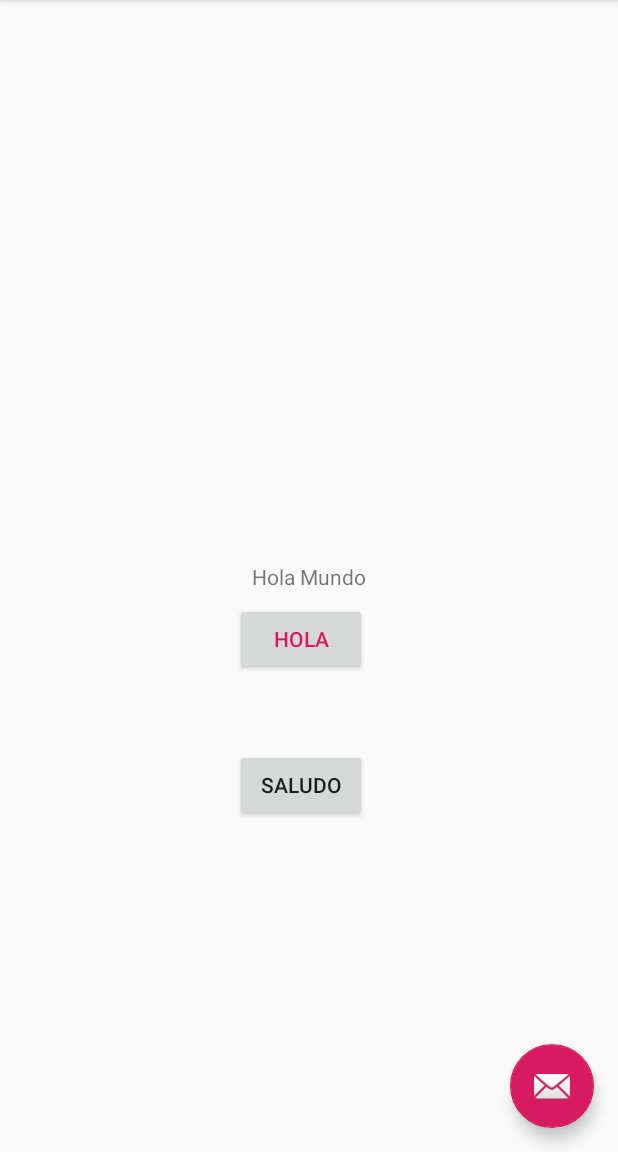
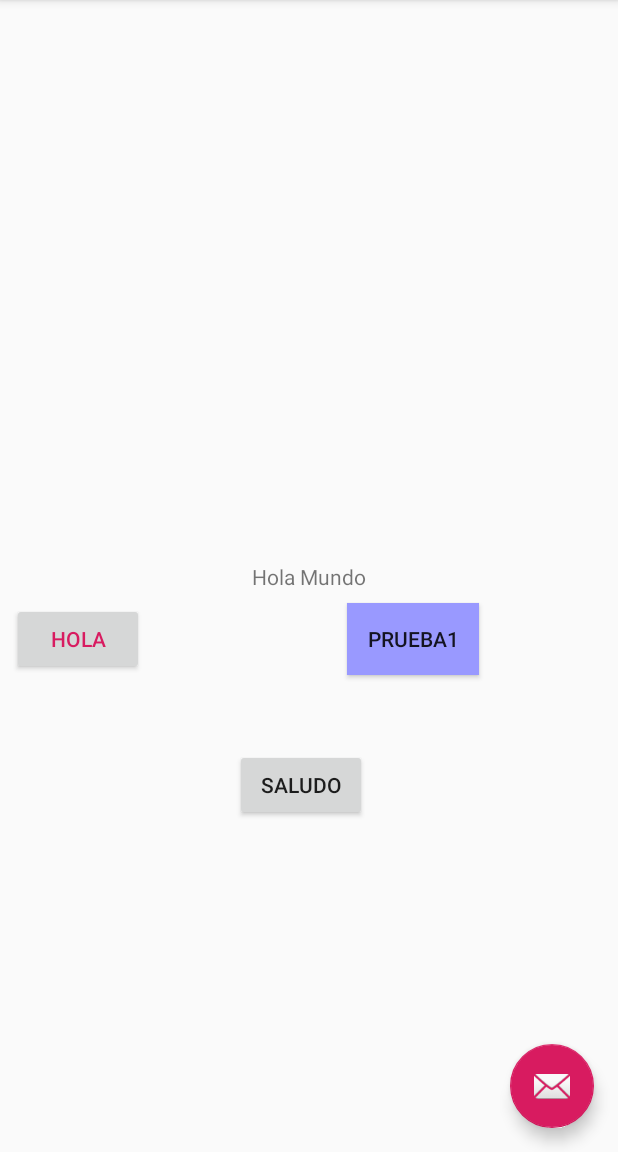
Before and after one commit to Nanosegundos/TareaVersionesRCC, an Android app: the screen it shows after launch (MainActivity), on a phone screen of 412 x 824 dp, the part 84-1236 px from its top. Run offline under Robolectric (Android 15) with nearby library versions, the phone set to English and light mode, and no system bars.

Commit message:
Prueba1 terminada

```diff
--- a/app/src/main/res/layout/content_main.xml
+++ b/app/src/main/res/layout/content_main.xml
@@ -25,12 +25,8 @@
         android:layout_marginStart="8dp"
         android:layout_marginLeft="8dp"
         android:layout_marginTop="8dp"
-        android:layout_marginEnd="8dp"
-        android:layout_marginRight="8dp"
         android:text="HOLA"
         android:textColor="@color/colorAccent"
-        app:layout_constraintEnd_toEndOf="parent"
-        app:layout_constraintHorizontal_bias="0.482"
         app:layout_constraintStart_toStartOf="parent"
         app:layout_constraintTop_toBottomOf="@+id/textView" />
 
@@ -52,4 +48,20 @@
         app:layout_constraintTop_toBottomOf="@+id/button"
         app:layout_constraintVertical_bias="0.163" />
 
+    <Button
+        android:id="@+id/button3"
+        android:layout_width="wrap_content"
+        android:layout_height="wrap_content"
+        android:layout_marginStart="8dp"
+        android:layout_marginLeft="8dp"
+        android:layout_marginTop="8dp"
+        android:layout_marginEnd="8dp"
+        android:layout_marginRight="8dp"
+        android:background="@color/azul"
+        android:text="PRUEBA1"
+        app:layout_constraintEnd_toEndOf="parent"
+        app:layout_constraintHorizontal_bias="0.601"
+        app:layout_constraintStart_toEndOf="@+id/button"
+        app:layout_constraintTop_toBottomOf="@+id/textView" />
+
 </android.support.constraint.ConstraintLayout>
--- a/app/src/main/res/values/colors.xml
+++ b/app/src/main/res/values/colors.xml
@@ -3,5 +3,5 @@
     <color name="colorPrimary">#008577</color>
     <color name="colorPrimaryDark">#00574B</color>
     <color name="colorAccent">#D81B60</color>
-    <color name="azul">#0000aa</color>
+    <color name="azul">#9999ff</color>
 </resources>
```
